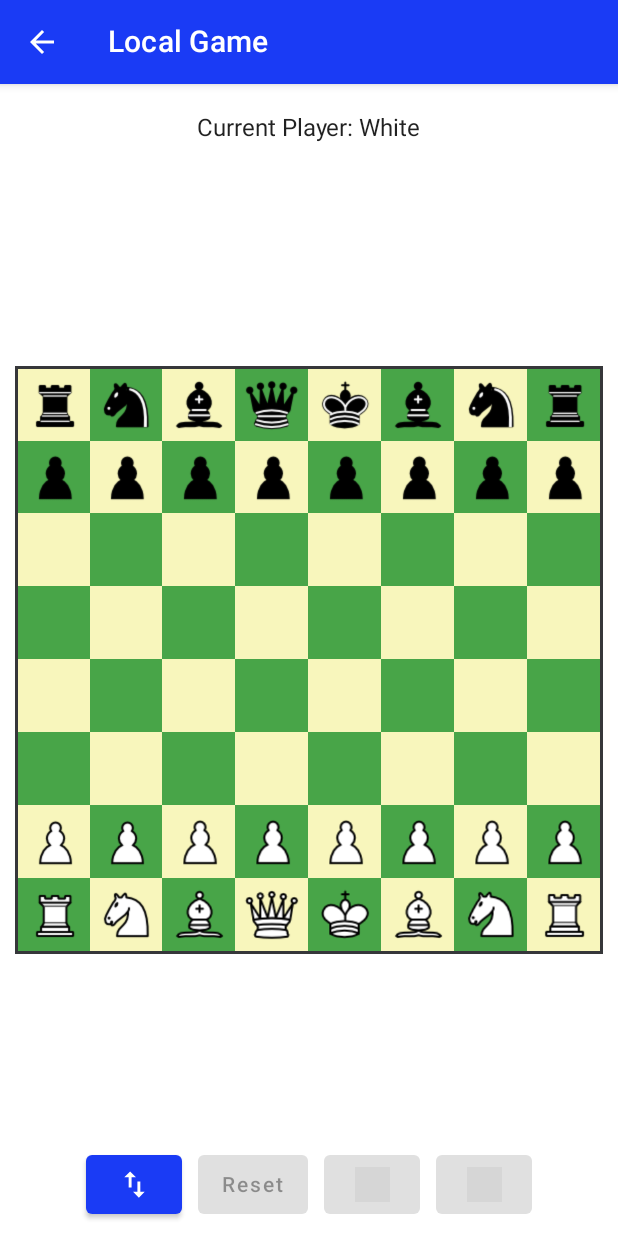
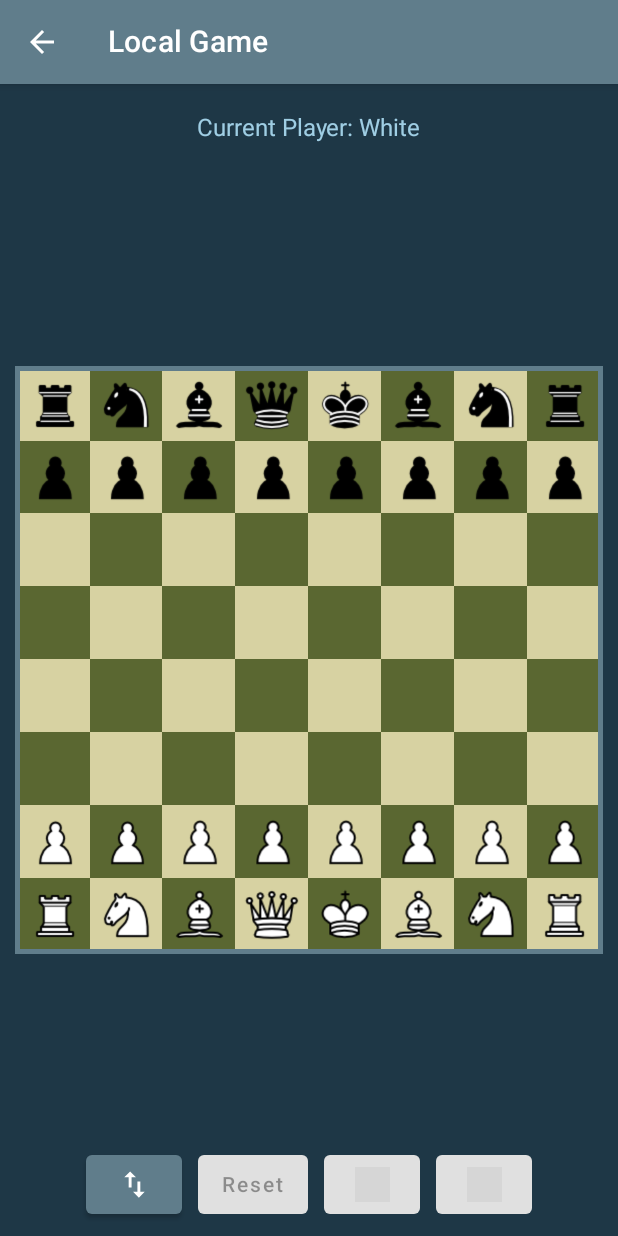
Before and after one commit to sebmueller91/ClassicChess, an Android app built with Jetpack Compose: the screen it shows after launch (MainActivity), after a tap on "Local Game", on a phone screen of 412 x 824 dp. Run offline under Robolectric (Android 15) with nearby library versions, the phone set to English and light mode, and no system bars; grey boxes are pictures that could not be loaded.

Commit message:
Updated design (#25)

```diff
--- a/ClassicChess/app/src/main/java/dgs/software/classicchess/ui/ClassicChessApp.kt
+++ b/ClassicChess/app/src/main/java/dgs/software/classicchess/ui/ClassicChessApp.kt
@@ -21,7 +21,7 @@ import dgs.software.classicchess.ui.screens.LocalGameViewModel
 import dgs.software.classicchess.ui.screens.MainMenuScreen
 
 enum class ClassicChessScreen(@StringRes val title: Int) {
-    Menu(title = R.string.app_name),
+    Menu(title = R.string.Empty),
     LocalGame(title = R.string.local_game_screen)
 }
 
--- a/ClassicChess/app/src/main/java/dgs/software/classicchess/ui/screens/Dialogs.kt
+++ b/ClassicChess/app/src/main/java/dgs/software/classicchess/ui/screens/Dialogs.kt
@@ -95,13 +95,13 @@ fun PromotePawnDialog(
             dismissOnBackPress = true, dismissOnClickOutside = true
         )
     ) {
-        val queen = "Queen"
-        val knight = "Knight"
-        val rook = "Rook"
-        val bishop = "Bishop"
+        val queen = stringResource(R.string.Queen)
+        val knight = stringResource(R.string.Knight)
+        val rook = stringResource(R.string.Rook)
+        val bishop = stringResource(R.string.Bishop)
 
         val options = listOf(queen, knight, rook, bishop)
-        var selected by remember { mutableStateOf("Queen") }
+        var selected by remember { mutableStateOf(queen) }
         val setSelected = { selection: String -> selected = selection }
         val choiceAsType: (String) -> Type =
             { name ->
@@ -130,7 +130,7 @@ fun PromotePawnDialog(
         ) {
             Column(horizontalAlignment = CenterHorizontally) {
                 Text(
-                    text = "Promote pawn to...",
+                    text = stringResource(R.string.PromotePawnDialog_Header),
                     fontWeight = Bold,
                     fontSize = 18.sp,
                     modifier = Modifier
@@ -168,7 +168,7 @@ fun PromotePawnDialog(
                         Modifier.padding(12.dp)
 
                     ) {
-                        Text("Promote Pawn") // TODO: Extract string ressource
+                        Text(stringResource(R.string.PromotePawnDialog_AcceptText))
                     }
                 }
             }
--- a/ClassicChess/app/src/main/java/dgs/software/classicchess/ui/screens/LocalGameScreen.kt
+++ b/ClassicChess/app/src/main/java/dgs/software/classicchess/ui/screens/LocalGameScreen.kt
@@ -2,14 +2,19 @@ package dgs.software.classicchess.ui.screens
 
 import androidx.annotation.DrawableRes
 import androidx.compose.foundation.background
+import androidx.compose.foundation.border
 import androidx.compose.foundation.clickable
 import androidx.compose.foundation.interaction.MutableInteractionSource
 import androidx.compose.foundation.layout.*
-import androidx.compose.material.*
+import androidx.compose.material.Button
+import androidx.compose.material.Icon
+import androidx.compose.material.MaterialTheme
+import androidx.compose.material.Text
 import androidx.compose.runtime.*
 import androidx.compose.ui.Alignment
 import androidx.compose.ui.Modifier
 import androidx.compose.ui.graphics.Color
+import androidx.compose.ui.graphics.RectangleShape
 import androidx.compose.ui.platform.LocalContext
 import androidx.compose.ui.res.painterResource
 import androidx.compose.ui.res.stringResource
@@ -20,10 +25,9 @@ import dgs.software.classicchess.model.Cell
 import dgs.software.classicchess.model.Coordinate
 import dgs.software.classicchess.model.Player
 import dgs.software.classicchess.model.Type
-import dgs.software.classicchess.ui.theme.selectedCellColor
-import dgs.software.classicchess.ui.theme.boardBorderColor
 import dgs.software.classicchess.ui.theme.boardCellBlack
 import dgs.software.classicchess.ui.theme.boardCellWhite
+import dgs.software.classicchess.ui.theme.selectedCellColor
 
 @Composable
 fun LocalGameScreen(
@@ -77,15 +81,19 @@ fun LocalGameScreen(
         if (viewModel.forceBoardRecomposition || !viewModel.forceBoardRecomposition) {
             Box(
                 modifier = Modifier
-                    .padding(horizontal = 10.dp)
-                    .background(MaterialTheme.colors.boardBorderColor)
+                    .padding(10.dp)
+                    .aspectRatio(1f)
+                    .border(
+                        3.dp,
+                        color = MaterialTheme.colors.primary,
+                        shape = RectangleShape
+                    )
+                    .padding(2.dp)
+                    .fillMaxWidth()
             ) {
                 ChessBoard(
                     viewModel,
-                    modifier = Modifier
-                        .aspectRatio(1f)
-                        .padding(2.dp)
-                        .fillMaxWidth()
+                    modifier = Modifier.fillMaxSize()
                 )
             }
         }
--- a/ClassicChess/app/src/main/java/dgs/software/classicchess/ui/screens/MainMenuScreen.kt
+++ b/ClassicChess/app/src/main/java/dgs/software/classicchess/ui/screens/MainMenuScreen.kt
@@ -1,14 +1,24 @@
 package dgs.software.classicchess.ui.screens
 
-import androidx.compose.foundation.layout.Arrangement
-import androidx.compose.foundation.layout.Column
-import androidx.compose.foundation.layout.fillMaxSize
-import androidx.compose.material.Button
-import androidx.compose.material.Text
+import androidx.compose.foundation.Image
+import androidx.compose.foundation.background
+import androidx.compose.foundation.clickable
+import androidx.compose.foundation.layout.*
+import androidx.compose.foundation.lazy.LazyColumn
+import androidx.compose.foundation.lazy.itemsIndexed
+import androidx.compose.foundation.shape.RoundedCornerShape
+import androidx.compose.material.*
 import androidx.compose.runtime.Composable
 import androidx.compose.ui.Alignment
 import androidx.compose.ui.Modifier
+import androidx.compose.ui.draw.clip
+import androidx.compose.ui.layout.ContentScale
+import androidx.compose.ui.platform.LocalConfiguration
+import androidx.compose.ui.res.painterResource
 import androidx.compose.ui.res.stringResource
+import androidx.compose.ui.unit.Dp
+import androidx.compose.ui.unit.dp
+import dgs.software.classicchess.R
 
 @Composable
 fun MainMenuScreen(
@@ -16,25 +26,109 @@ fun MainMenuScreen(
     onComputerGameButtonClickedAction: () -> Unit,
     modifier: Modifier = Modifier
 ) {
+    // TODO: Pass in as parameter
+    val gameModes = listOf(
+        GameMode(
+            iconId = R.drawable.playervsplayer,
+            name = stringResource(R.string.MainMenu_LocalGame),
+            description = stringResource(R.string.MainMenu_PlayFriendDescription),
+            buttonClickedAction = onLocalGameButtonClickedAction
+        ),
+        GameMode(
+            iconId = R.drawable.playervscomputer,
+            name = stringResource(R.string.MainMenu_PlayComputer),
+            description = stringResource(R.string.MainMenu_PlayComputerDescription),
+            buttonClickedAction = onComputerGameButtonClickedAction
+        )
+    )
+
     Column(
-        modifier = modifier.fillMaxSize(),
-        verticalArrangement = Arrangement.Center,
+        modifier = modifier
+            .fillMaxSize()
+            .background(MaterialTheme.colors.background),
         horizontalAlignment = Alignment.CenterHorizontally
     ) {
-        Button(
-            onClick = onLocalGameButtonClickedAction
-        ) {
-            Text(
-                text = stringResource(dgs.software.classicchess.R.string.MainMenuScreen_LocalGameButtonText)
-            )
-        }
-        Button(
-            onClick = onComputerGameButtonClickedAction,
-            enabled = false
-        ) {
-            Text(
-                text = stringResource(dgs.software.classicchess.R.string.MainMenuScreen_ComputerGameButtonText)
-            )
+        val screenWidth = LocalConfiguration.current.screenWidthDp.dp
+        val imageAspectRatio = 1536f / 768f
+
+        Image(
+            painter = painterResource(id = R.drawable.mainappimage),
+            contentDescription = "App Logo",
+            modifier = Modifier
+                .requiredSize(width = screenWidth, height = screenWidth / imageAspectRatio)
+                .padding(top = 24.dp),
+            contentScale = ContentScale.Crop
+        )
+
+        LazyColumn(modifier = Modifier.fillMaxSize()) {
+            itemsIndexed(gameModes) { index, gameMode ->
+                GameModeCard(
+                    gameMode = gameMode,
+                    imageSize = 80.dp,
+                    modifier = modifier.height(140.dp)
+                )
+                if (index < gameModes.size - 1) {
+                    Spacer(
+                        modifier = Modifier
+                            .height(1.dp)
+                            .fillMaxWidth()
+                            .padding(horizontal = 50.dp)
+                            .background(MaterialTheme.colors.onBackground)
+                    )
+                }
+            }
         }
     }
 }
+
+@Composable
+private fun GameModeCard(
+    gameMode: GameMode,
+    imageSize: Dp,
+    modifier: Modifier = Modifier
+) {
+    Card(
+        modifier = modifier
+            .fillMaxWidth()
+            .clickable { gameMode.buttonClickedAction() }
+            .padding(horizontal = 16.dp, vertical = 8.dp),
+        backgroundColor = MaterialTheme.colors.background,
+        elevation = 0.dp
+    ) {
+        Row(
+            verticalAlignment = Alignment.CenterVertically,
+            modifier = Modifier.padding(16.dp)
+        ) {
+            Image(
+                painter = painterResource(id = gameMode.iconId),
+                contentDescription = "${gameMode.name} Icon",
+                modifier = Modifier
+                    .size(imageSize)
+                    .clip(RoundedCornerShape(12.dp)),
+                contentScale = ContentScale.Crop
+            )
+
+            Column(modifier = Modifier.padding(start = 16.dp)) {
+                Text(
+                    gameMode.name,
+                    color = MaterialTheme.colors.onBackground,
+                    style = MaterialTheme.typography.h6
+                )
+                Text(
+                    gameMode.description,
+                    color = MaterialTheme.colors.onBackground,
+                    style = MaterialTheme.typography.body2
+                )
+            }
+        }
+    }
+}
+
+
+// TODO: Move into separate class
+private data class GameMode(
+    val name: String,
+    val description: String,
+    val iconId: Int,
+    val buttonClickedAction: () -> Unit
+)
--- a/ClassicChess/app/src/main/java/dgs/software/classicchess/ui/theme/Color.kt
+++ b/ClassicChess/app/src/main/java/dgs/software/classicchess/ui/theme/Color.kt
@@ -3,7 +3,6 @@ package dgs.software.classicchess.ui.theme
 import androidx.compose.ui.graphics.Color
 
 val White = Color.White
-val Black = Color.Black
 
 val Yellow100 = Color(0xFFF8F6BC)
 val Yellow800 = Color(0xFF77752E)
@@ -19,5 +18,17 @@ val Blue600 = Color(0xFF1A3BF5)
 val Blue700 = Color(0xFF10249C)
 val Blue900 = Color(0xFF0C1B74)
 
+val Orange400 = Color(0xFFF44336)
 
-val Orange400 = Color(0xFFF44336)
+val LightGray = Color(0xFFD3D3D3)
+val SoftCyan = Color(0xFFB3E5FC)
+val Vanilla= Color(0xFFF3E5AB)
+val BrickRed = Color(0xFFC63F3F)
+val LightBlueSky = Color(0xFF87CEFA)
+val MintCream = Color(0xFFF5FFFA)
+val DarkBlueishGray = Color(0xFF1E3746)
+val BlueGray = Color(0xFF607D8B)
+val RegularGray = Color(0xFF9E9E9E)
+val MutedGold =  Color(0xFFD7D2A2)
+val DarkOliveGreen =  Color(0xFF5A6731)
+val Black = Color.Black
--- a/ClassicChess/app/src/main/java/dgs/software/classicchess/ui/theme/Theme.kt
+++ b/ClassicChess/app/src/main/java/dgs/software/classicchess/ui/theme/Theme.kt
@@ -1,47 +1,40 @@
 package dgs.software.classicchess.ui.theme
 
+import android.annotation.SuppressLint
 import androidx.compose.foundation.isSystemInDarkTheme
 import androidx.compose.material.Colors
 import androidx.compose.material.MaterialTheme
-import androidx.compose.material.darkColors
 import androidx.compose.material.lightColors
 import androidx.compose.runtime.Composable
 import androidx.compose.ui.graphics.Color
 
 val Colors.boardCellWhite: Color
-    get() = if (isLight) Yellow100 else Yellow800
+    get() = MutedGold
 
 val Colors.boardCellBlack: Color
-    get() = if (isLight) Green400 else Green900
+    get() = DarkOliveGreen
 
 val Colors.boardBorderColor: Color
-    get() = if (isLight) Gray900 else Gray400
+    get() = Black
 
 val Colors.selectedCellColor: Color
-    get() = if (isLight) Orange400 else Blue700
+    get() = BrickRed
 
+@SuppressLint("ConflictingOnColor")
 private val LightColorPalette = lightColors(
-    primary = Blue600,
-    primaryVariant = Gray900,
-    secondary = Gray900,
-    surface = White
-    /* Other default colors to override
-    background = Color.White,
-    surface = Color.White,
-    onPrimary = Color.White,
-    onSecondary = Color.Black,
-    onBackground = Color.Black,
-    onSurface = Color.Black,
-    */
+    primary = BlueGray,
+    onPrimary = White,
+    primaryVariant = Blue900,
+    secondary = RegularGray,
+    onSecondary = Black,
+    surface = White,
+    onSurface = Black,
+    background = DarkBlueishGray,
+    onBackground = SoftCyan
 )
 
-private val DarkColorPalette = darkColors(
-    primary = Blue900,
-    onPrimary = Gray100,
-    primaryVariant = Gray900,
-    secondary = Blue600,
-    surface = Black
-)
+@SuppressLint("ConflictingOnColor")
+private val DarkColorPalette = LightColorPalette
 
 @Composable
 fun ClassicChessTheme(darkTheme: Boolean = isSystemInDarkTheme(), content: @Composable () -> Unit) {
--- a/ClassicChess/app/src/main/res/values/colors.xml
+++ b/ClassicChess/app/src/main/res/values/colors.xml
@@ -7,4 +7,6 @@
     <color name="teal_700">#FF018786</color>
     <color name="black">#FF000000</color>
     <color name="white">#FFFFFFFF</color>
+    <color name="blue_600">#FF1A3BF5</color>
+    <color name="darkBlueishGray">#FF1E3746</color>
 </resources>
--- a/ClassicChess/app/src/main/res/values/strings.xml
+++ b/ClassicChess/app/src/main/res/values/strings.xml
@@ -23,4 +23,15 @@
     <string name="Dialog_OkText">OK</string>
     <string name="Yes_Answer">Yes</string>
     <string name="No_Answer">No</string>
+    <string name="Empty">Main Menu</string>
+    <string name="MainMenu_LocalGame">Local Game</string>
+    <string name="MainMenu_PlayFriendDescription">Play against a friend on this device.</string>
+    <string name="MainMenu_PlayComputer">Computer Game</string>
+    <string name="MainMenu_PlayComputerDescription">Play against an AI opponent in various difficulties.</string>
+    <string name="Queen">Queen</string>
+    <string name="Knight">Knight</string>
+    <string name="Rook">Rook</string>
+    <string name="Bishop">Bishop</string>
+    <string name="PromotePawnDialog_Header">Promote pawn to...</string>
+    <string name="PromotePawnDialog_AcceptText">Promote Pawn</string>
 </resources>
--- a/ClassicChess/app/src/main/res/values/themes.xml
+++ b/ClassicChess/app/src/main/res/values/themes.xml
@@ -2,6 +2,7 @@
 <resources>
 
     <style name="Theme.ClassicChess" parent="android:Theme.Material.Light.NoActionBar">
-        <item name="android:statusBarColor">@color/purple_700</item>
+<!--        <item name="android:statusBarColor">@color/darkBlueishGray</item>-->
+                <item name="android:statusBarColor">@color/black</item>
     </style>
 </resources>
```
Also changed, not shown: ClassicChess/app/src/main/res/drawable-mdpi/mainappimage.png (added), ClassicChess/app/src/main/res/drawable-mdpi/playervscomputer.png (added), ClassicChess/app/src/main/res/drawable-mdpi/playervsplayer.png (added).
